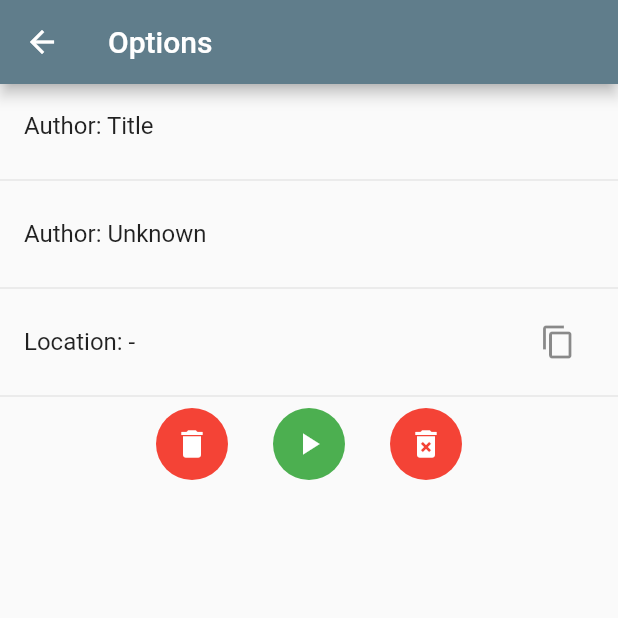
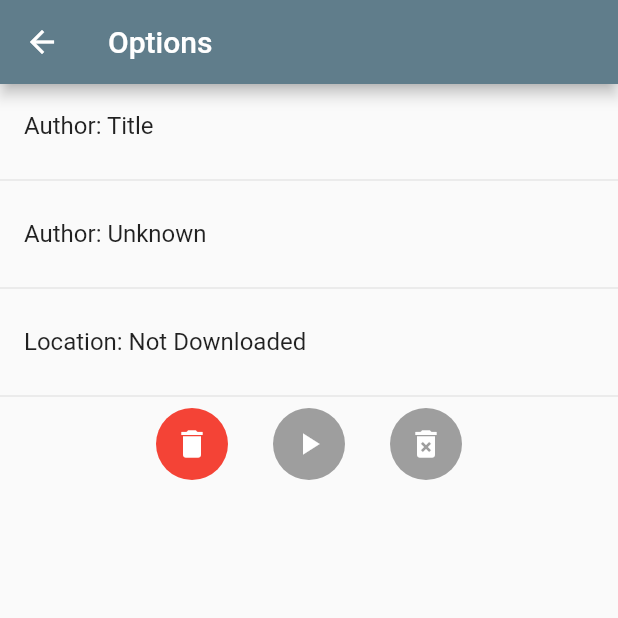
Before and after one commit to Abstractolotl/aztube-app, a Flutter app: the DownloadScreen screen opened directly with empty values, on a phone screen of 412 x 824 dp, the top half of it. Run offline on Flutter 3.47's test engine with Material 2 defaults, Android fonts, the phone set to English and light mode, and no system bars; our stand-ins replace camera, device_info_plus; missing offline and left inert: qr_code_scanner.

Commit message:
Disable play and deletion when not downloaded

```diff
--- a/lib/elements/simplecircularbutton.dart
+++ b/lib/elements/simplecircularbutton.dart
@@ -5,6 +5,7 @@ class SimpleCircularButton extends StatelessWidget {
   const SimpleCircularButton(
       {this.fillColor = Colors.transparent,
         required this.iconData,
+        this.disabled = false,
         this.iconColor = Colors.blue,
         this.outlineColor = Colors.transparent,
         this.notificationFillColor = Colors.red,
@@ -14,6 +15,7 @@ class SimpleCircularButton extends StatelessWidget {
         Key? key})
       : super(key: key);
 
+  final bool disabled;
   final IconData iconData;
   final Color fillColor;
   final Color outlineColor;
@@ -36,6 +38,7 @@ class SimpleCircularButton extends StatelessWidget {
             shape: CircleBorder(side: BorderSide(color: outlineColor)),
           ),
           child: IconButton(
+            enableFeedback: !disabled,
             padding: EdgeInsets.zero,
             splashRadius: radius / 2,
             iconSize: radius / 2,
--- a/lib/views/downloadoption.dart
+++ b/lib/views/downloadoption.dart
@@ -36,11 +36,7 @@ class DownloadScreenState extends State<DownloadScreen> {
             ),
             const Divider(),
             ListTile(
-              title: Text(widget.video.downloaded ? 'Location: ${widget.video.savedTo}' : 'Location: -'),
-              trailing: IconButton(
-                icon: const Icon(Icons.copy),
-                onPressed: () {  },
-              ),
+              title: Text(widget.video.downloaded ? 'Location: ${widget.video.savedTo}' : 'Location: Not Downloaded'),
             ),
             const Divider(),
             Row(
@@ -70,18 +66,22 @@ class DownloadScreenState extends State<DownloadScreen> {
                   padding: const EdgeInsets.symmetric(horizontal: 15.0),
                   child: SimpleCircularButton(
                     iconData: Icons.play_arrow,
-                    fillColor: Colors.green,
+                    fillColor: widget.video.downloaded ? Colors.green : Colors.grey,
                     iconColor: Colors.white,
-                    onPressed: (){},
+                    onPressed: (){
+                      if(!widget.video.downloaded) return;
+                      // TODO Open Download in MediaPlayer
+                    },
                   ),
                 ),
                 Container(
                   padding: const EdgeInsets.symmetric(horizontal: 15.0),
                   child: SimpleCircularButton(
                     iconData: Icons.delete_forever,
-                    fillColor: Colors.red,
+                    fillColor: widget.video.downloaded ? Colors.red : Colors.grey,
                     iconColor: Colors.white,
                     onPressed: (){
+                      if(!widget.video.downloaded) return;
                       displayDialog('Delete completely', 'The download will be completely removed from your device.', () {
                         Navigator.pop(context, 'OK');
                         removeFromList();
```
